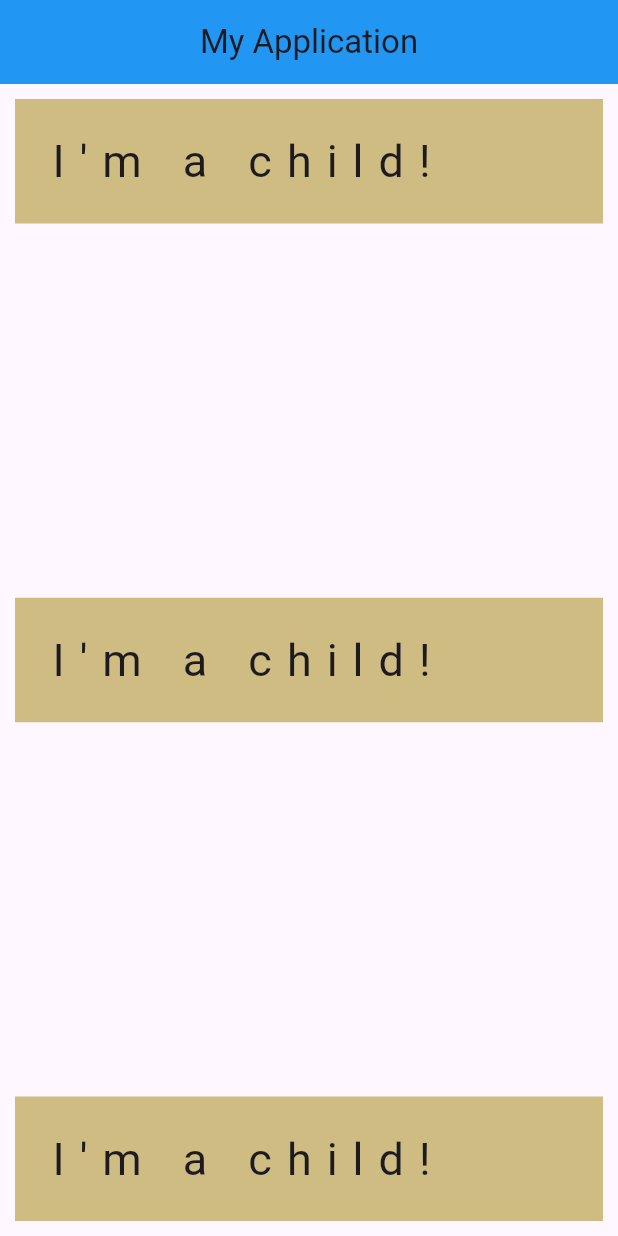
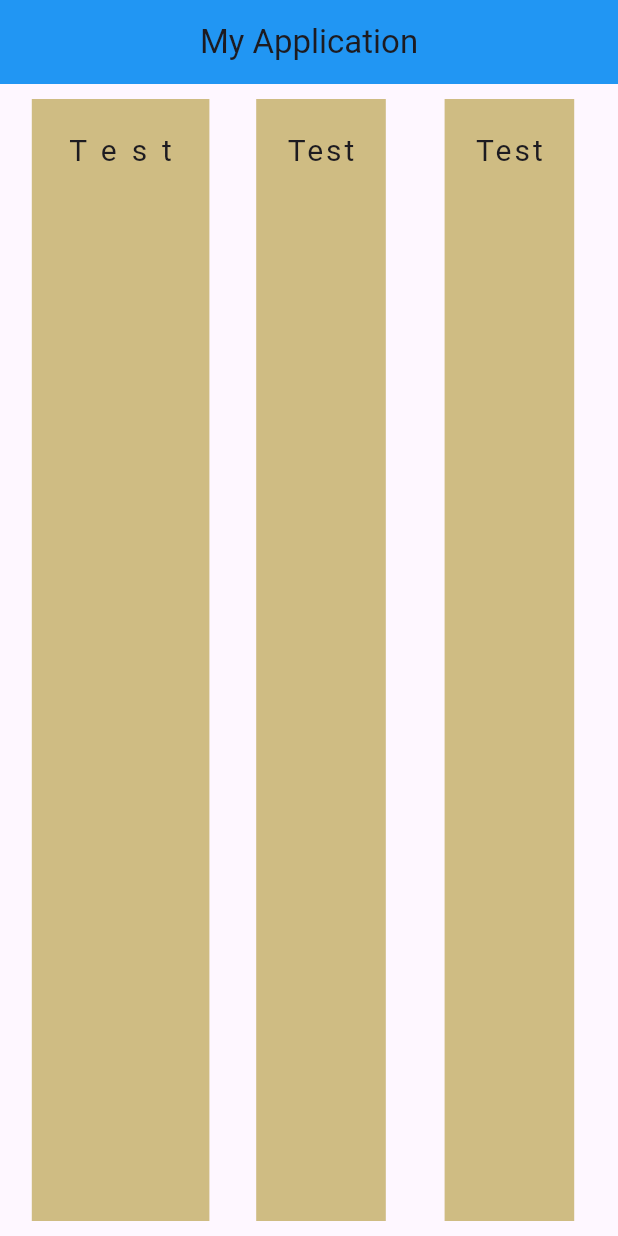
Before and after one commit to MaryneZa/first-mobile-app, a Flutter app: the screen it shows after launch, on a phone screen of 412 x 824 dp. Run offline on Flutter 3.47's test engine with Material 3 defaults, Android fonts, the phone set to English and light mode, and no system bars.

Commit message:
try row widget

```diff
--- a/lib/screens/home.dart
+++ b/lib/screens/home.dart
@@ -5,17 +5,17 @@ class Home extends StatelessWidget {
 
   @override
   Widget build(BuildContext context) {
-    return Column(
-      mainAxisAlignment: MainAxisAlignment.spaceBetween,
+    return Row(
+      mainAxisAlignment: MainAxisAlignment.spaceEvenly,
       crossAxisAlignment: CrossAxisAlignment.stretch,
       children: [
         Container(
           color: const Color.fromARGB(255, 207, 188, 131),
-          margin: const EdgeInsets.symmetric(horizontal: 10, vertical: 10),
+          margin: const EdgeInsets.symmetric(horizontal:2, vertical: 10),
           padding: EdgeInsets.all(20),
           child: Text(
-            "I'm a child!",
-            style: TextStyle(fontSize: 30, letterSpacing: 10),
+            "Test",
+            style: TextStyle(fontSize: 20, letterSpacing: 10),
           ),
         ),
         Container(
@@ -23,8 +23,8 @@ class Home extends StatelessWidget {
           margin: const EdgeInsets.symmetric(horizontal: 10, vertical: 10),
           padding: EdgeInsets.all(20),
           child: Text(
-            "I'm a child!",
-            style: TextStyle(fontSize: 30, letterSpacing: 10),
+            "Test",
+            style: TextStyle(fontSize: 20, letterSpacing: 2),
           ),
         ),
         Container(
@@ -32,8 +32,8 @@ class Home extends StatelessWidget {
           margin: const EdgeInsets.symmetric(horizontal: 10, vertical: 10),
           padding: EdgeInsets.all(20),
           child: Text(
-            "I'm a child!",
-            style: TextStyle(fontSize: 30, letterSpacing: 10),
+            "Test",
+            style: TextStyle(fontSize: 20, letterSpacing: 2),
           ),
         ),
       ],
```
